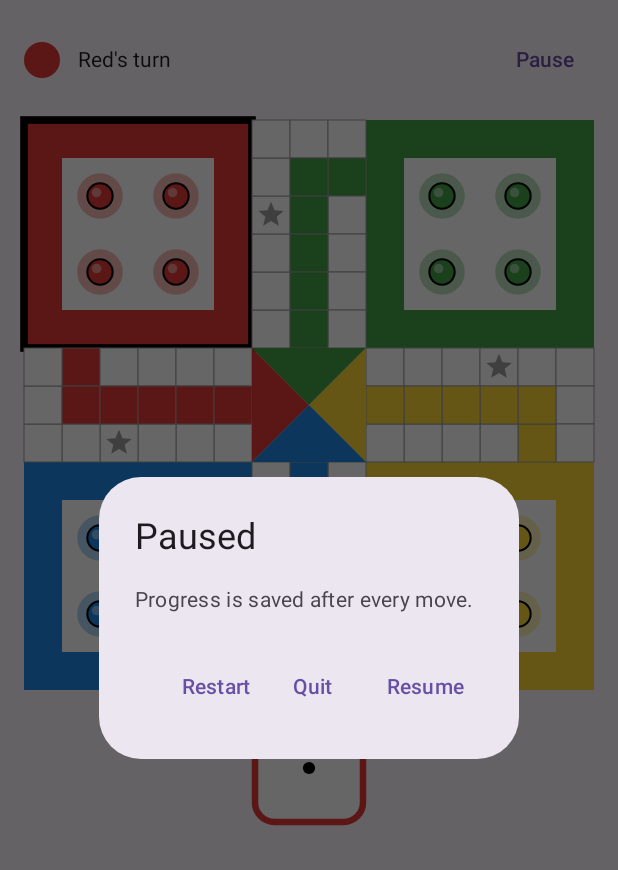
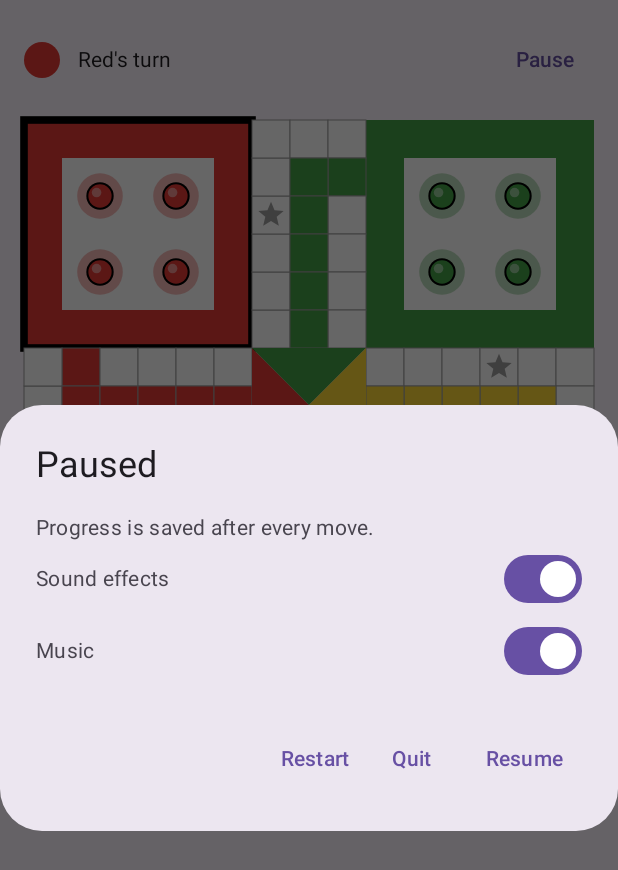
Before and after one commit to vishwajitr/ludo_game, an Android app built with Jetpack Compose: the composable GameScreen shown on its own in the app's theme, after a tap on "Pause", on a phone screen of 412 x 824 dp. Shown: the top 870 px of the screen. Run offline under Robolectric (Android 15) with nearby library versions, the phone set to English and light mode, and no system bars.

Commit message:
Per-player sound pitch, quieter music, music/sound toggles in the pause dialog
Co-Authored-By: Claude Sonnet 5.5 <noreply@anthropic.com>

```diff
--- a/app/src/main/kotlin/com/example/ludo/game/GameViewModel.kt
+++ b/app/src/main/kotlin/com/example/ludo/game/GameViewModel.kt
@@ -40,9 +40,9 @@ class GameViewModel(
     private val _events = MutableSharedFlow<GameEvent>(extraBufferCapacity = 64)
     val events: SharedFlow<GameEvent> = _events.asSharedFlow()
 
-    /** One emission per square a token hops, for the step sound. */
-    private val _hops = MutableSharedFlow<Unit>(extraBufferCapacity = 16)
-    val hops: SharedFlow<Unit> = _hops.asSharedFlow()
+    /** One emission (the moving player) per square a token hops, for the step sound. */
+    private val _hops = MutableSharedFlow<Int>(extraBufferCapacity = 16)
+    val hops: SharedFlow<Int> = _hops.asSharedFlow()
 
     private val paused = MutableStateFlow(false)
     fun setPaused(p: Boolean) { paused.value = p }
@@ -107,7 +107,7 @@ class GameViewModel(
                 is GameEvent.Moved -> {
                     // hop square by square; leaving the yard is a single hop
                     val path = if (e.from == YARD) listOf(0) else (e.from + 1..e.to).toList()
-                    for (p in path) { setShown(e.player, e.token, p); _hops.tryEmit(Unit); delay(wait(120)) }
+                    for (p in path) { setShown(e.player, e.token, p); _hops.tryEmit(e.player); delay(wait(120)) }
                 }
                 is GameEvent.Captured -> {
                     _state.update { it.copy(flash = setOf(e.victim to e.token)) }
--- a/app/src/main/kotlin/com/example/ludo/ui/App.kt
+++ b/app/src/main/kotlin/com/example/ludo/ui/App.kt
@@ -42,7 +42,10 @@ fun LudoApp(vm: AppViewModel) {
                 Screen.Setup -> SetupScreen(setup, { c -> vm.updateSetup { c } }, vm::startGame) { vm.go(Screen.Home) }
                 Screen.Settings -> SettingsScreen(settings, vm::updateSettings) { vm.go(Screen.Home) }
                 Screen.HowTo -> HowToPlayScreen { vm.go(Screen.Home) }
-                Screen.Game -> game?.let { GameScreen(it, settings.haptics, vm::quit, vm::restart, vm::finish, fx = fx, colorblind = settings.colorblind) }
+                Screen.Game -> game?.let { GameScreen(it, settings.haptics, vm::quit, vm::restart, vm::finish, fx = fx, colorblind = settings.colorblind,
+                        sound = settings.sound, music = settings.music,
+                        onSoundChange = { v -> vm.updateSettings { it.copy(sound = v) } },
+                        onMusicChange = { v -> vm.updateSettings { it.copy(music = v) } }) }
                     ?: LaunchedEffect(Unit) { vm.go(Screen.Home) }
                 is Screen.Results -> ResultsScreen(s.ranking, vm::restart) { vm.quit() }
             }
--- a/app/src/main/kotlin/com/example/ludo/ui/GameScreen.kt
+++ b/app/src/main/kotlin/com/example/ludo/ui/GameScreen.kt
@@ -34,31 +34,42 @@ fun GameScreen(
     modifier: Modifier = Modifier,
     fx: SoundFx? = null,
     colorblind: Boolean = false,
+    sound: Boolean = true,
+    music: Boolean = true,
+    onSoundChange: (Boolean) -> Unit = {},
+    onMusicChange: (Boolean) -> Unit = {},
 ) {
     var showPause by rememberSaveable { mutableStateOf(false) }
     fun pause(p: Boolean) { showPause = p; vm.setPaused(p) }
     BackHandler { pause(true) }
     val ui by vm.state.collectAsStateWithLifecycle()
     val haptic = LocalHapticFeedback.current
+    fun colorOf(player: Int) = vm.state.value.game.players[player].color
 
     LaunchedEffect(ui.game.phase) { if (ui.game.phase == Phase.GAME_OVER) { delay(1200); onFinished() } }
     LaunchedEffect(vm) {
         vm.events.collect { e ->
             when (e) {
-                is GameEvent.Captured -> { fx?.play(Sfx.CAPTURE); if (haptics) haptic.performHapticFeedback(HapticFeedbackType.LongPress) }
-                is GameEvent.ReachedHome -> fx?.play(Sfx.HOME)
+                is GameEvent.Captured -> { fx?.play(Sfx.CAPTURE, colorOf(e.by)); if (haptics) haptic.performHapticFeedback(HapticFeedbackType.LongPress) }
+                is GameEvent.ReachedHome -> fx?.play(Sfx.HOME, colorOf(e.player))
                 is GameEvent.GameOver -> fx?.play(Sfx.WIN)
                 else -> {}
             }
         }
     }
-    LaunchedEffect(vm) { vm.hops.collect { fx?.play(Sfx.STEP) } }
-    LaunchedEffect(ui.rolling) { if (ui.rolling) fx?.play(Sfx.ROLL) }
+    LaunchedEffect(vm) { vm.hops.collect { fx?.play(Sfx.STEP, colorOf(it)) } }
+    LaunchedEffect(ui.rolling) { if (ui.rolling) fx?.play(Sfx.ROLL, colorOf(ui.game.current)) }
 
     if (showPause) AlertDialog(
         onDismissRequest = { pause(false) },
         title = { Text("Paused") },
-        text = { Text("Progress is saved after every move.") },
+        text = {
+            Column {
+                Text("Progress is saved after every move.")
+                SwitchRow("Sound effects", sound, onSoundChange)
+                SwitchRow("Music", music, onMusicChange)
+            }
+        },
         confirmButton = { TextButton({ pause(false) }, Modifier.heightIn(min = 48.dp)) { Text("Resume") } },
         dismissButton = {
             Row {
```
Also changed, not shown: app/src/main/kotlin/com/example/ludo/Audio.kt (+8 -2 lines).
